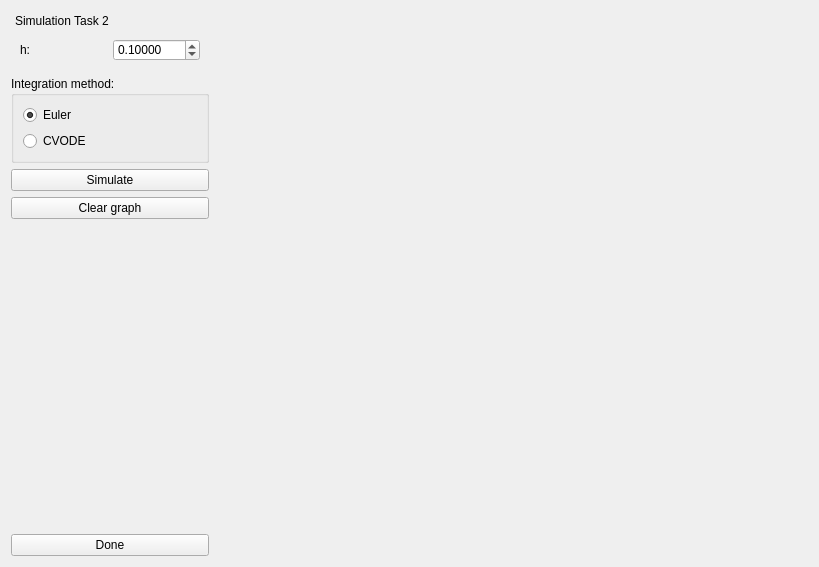
This is mapclientplugins/simulationtask2step/qt/simulationtask2widget.ui in mapclient-plugins/mapclientplugins.simulationtask2step as Qt 5 draws it before an edit. The edited form follows.
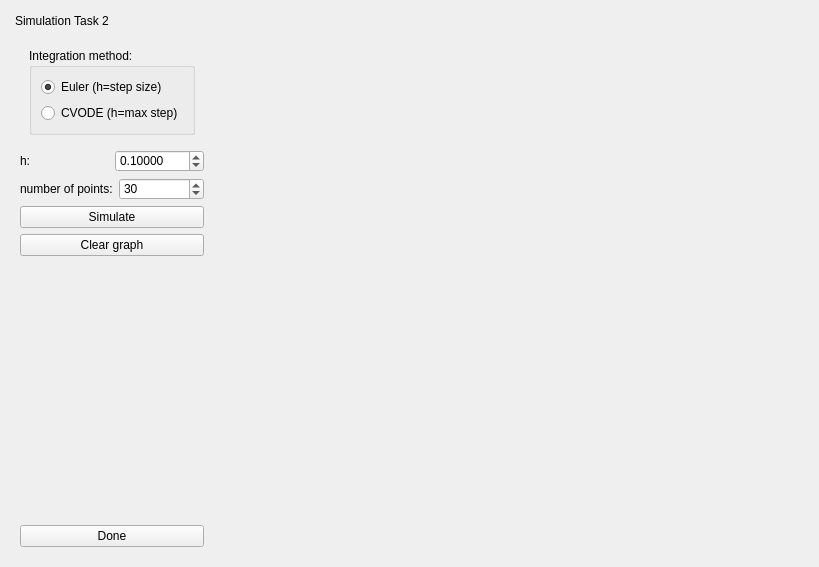
This is the edited form.

Commit message: adding number of points; adding markers to graphs

```diff
--- a/mapclientplugins/simulationtask2step/qt/simulationtask2widget.ui
+++ b/mapclientplugins/simulationtask2step/qt/simulationtask2widget.ui
@@ -50,24 +50,50 @@
      </property>
      <widget class="QWidget" name="dockWidgetContents">
       <layout class="QVBoxLayout" name="verticalLayout">
-       <property name="leftMargin">
-        <number>0</number>
-       </property>
-       <property name="topMargin">
-        <number>0</number>
-       </property>
-       <property name="rightMargin">
-        <number>0</number>
-       </property>
-       <property name="bottomMargin">
-        <number>0</number>
-       </property>
        <item>
         <widget class="QWidget" name="widget" native="true">
          <layout class="QHBoxLayout" name="horizontalLayout_3">
           <item>
+           <widget class="QGroupBox" name="groupBox">
+            <property name="title">
+             <string>Integration method:</string>
+            </property>
+            <property name="flat">
+             <bool>false</bool>
+            </property>
+            <property name="checkable">
+             <bool>false</bool>
+            </property>
+            <layout class="QVBoxLayout" name="verticalLayout_3">
+             <item>
+              <widget class="QRadioButton" name="radioButtonEuler">
+               <property name="text">
+                <string>Euler (h=step size)</string>
+               </property>
+               <property name="checked">
+                <bool>true</bool>
+               </property>
+              </widget>
+             </item>
+             <item>
+              <widget class="QRadioButton" name="radioButtonCvode">
+               <property name="text">
+                <string>CVODE (h=max step)</string>
+               </property>
+               <property name="checked">
+                <bool>false</bool>
+               </property>
+              </widget>
+             </item>
+            </layout>
+           </widget>
+          </item>
+         </layout>
+        </widget>
+       </item>
+       <item>
            <layout class="QHBoxLayout" name="horizontalLayout_2">
-            <item alignment="Qt::AlignLeft">
+         <item>
              <widget class="QLabel" name="label">
               <property name="text">
                <string>h:</string>
@@ -80,7 +106,7 @@
                <number>5</number>
               </property>
               <property name="maximum">
-               <double>1.000000000000000</double>
+            <double>10.000000000000000</double>
               </property>
               <property name="singleStep">
                <double>0.010000000000000</double>
@@ -92,43 +118,26 @@
             </item>
            </layout>
           </item>
-         </layout>
-        </widget>
-       </item>
        <item>
-        <widget class="QGroupBox" name="groupBox">
-         <property name="title">
-          <string>Integration method:</string>
-         </property>
-         <property name="flat">
-          <bool>false</bool>
-         </property>
-         <property name="checkable">
-          <bool>false</bool>
-         </property>
-         <layout class="QVBoxLayout" name="verticalLayout_3">
+        <layout class="QHBoxLayout" name="horizontalLayout_4">
           <item>
-           <widget class="QRadioButton" name="radioButtonEuler">
+          <widget class="QLabel" name="label_2">
             <property name="text">
-             <string>Euler</string>
-            </property>
-            <property name="checked">
-             <bool>true</bool>
-            </property>
+            <string>number of points:</string>
+           </property>
            </widget>
           </item>
           <item>
-           <widget class="QRadioButton" name="radioButtonCvode">
-            <property name="text">
-             <string>CVODE</string>
-            </property>
-            <property name="checked">
-             <bool>false</bool>
+          <widget class="QSpinBox" name="nSpinBox">
+           <property name="minimum">
+            <number>2</number>
+           </property>
+           <property name="value">
+            <number>30</number>
             </property>
            </widget>
           </item>
          </layout>
-        </widget>
        </item>
        <item>
         <widget class="QPushButton" name="simulateButton">
@@ -176,6 +185,7 @@
        <verstretch>0</verstretch>
       </sizepolicy>
      </property>
+     <zorder>dockWidget</zorder>
     </widget>
    </item>
   </layout>
```
Lines whose indentation alone changed are shown as unchanged. The commit also changes 3 other files.
